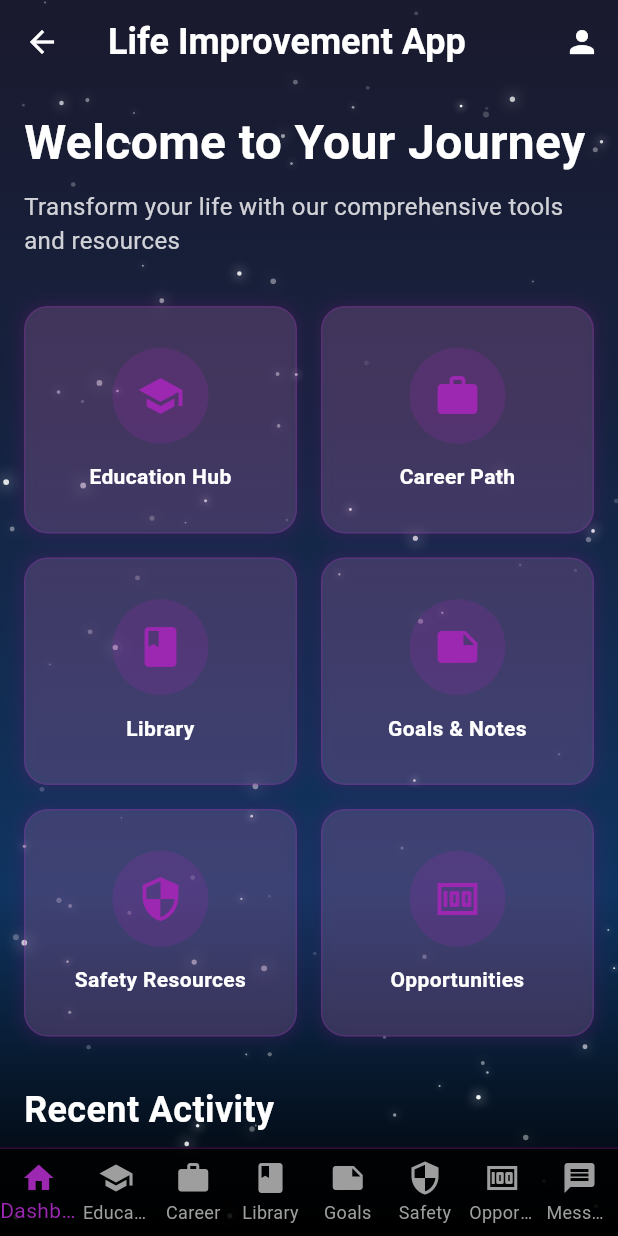
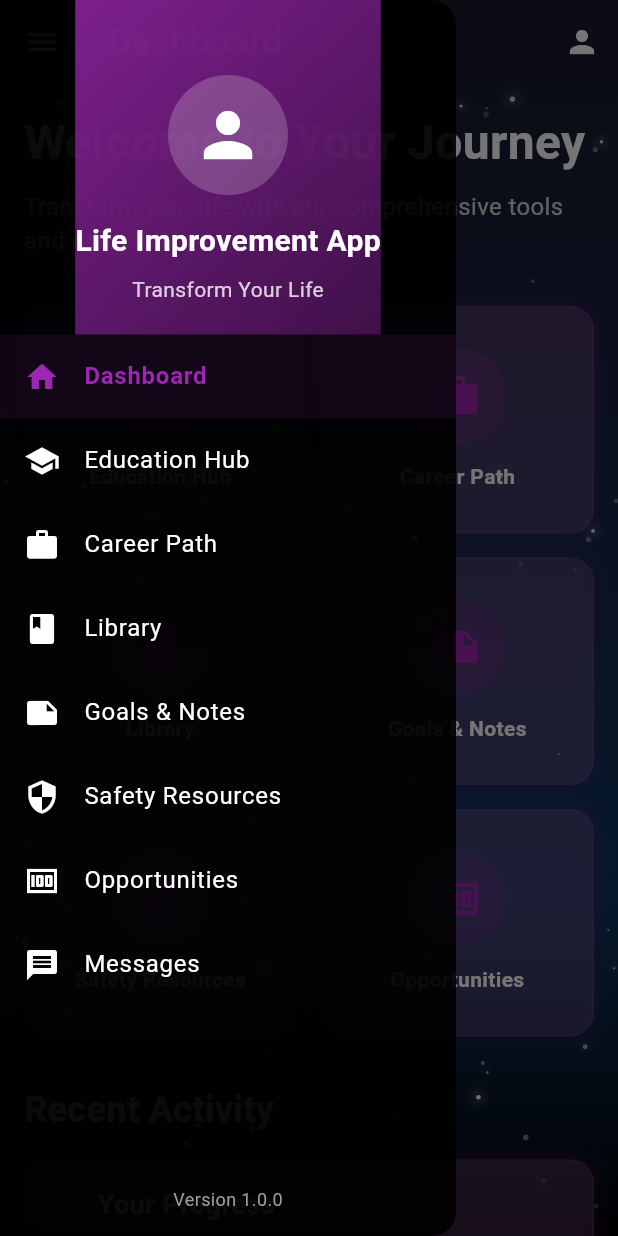
Before and after one commit to mzansiservices/skyra, a Flutter app: the HomeScreen screen opened directly, with the side drawer open (before the commit the screen has no drawer), on a phone screen of 412 x 824 dp. Run offline on Flutter 3.47's test engine with Material 3 defaults, Android fonts, the phone set to English and light mode, and no system bars; our stand-ins replace cloud_firestore, firebase_auth, firebase_core, geolocator, permission_handler; accounts and stored records are empty.

Commit message:
Refactor home screen navigation with drawer and improved screen management
Co-authored-by: dotsconsultants <dotsconsultants@gmail.com>

```diff
--- a/lib/main.dart
+++ b/lib/main.dart
@@ -122,7 +122,7 @@ class AuthWrapper extends StatelessWidget {
     if (authProvider.status == AuthStatus.authenticated) {
       return const HomeScreen();
     } else {
-      return const HomeScreen();
+      return const AuthScreen();
     }
   }
 }
--- a/lib/screens/home_screen.dart
+++ b/lib/screens/home_screen.dart
@@ -34,6 +34,28 @@ class _HomeScreenState extends State<HomeScreen> with TickerProviderStateMixin {
     const MessagesScreen(),
   ];
 
+  final List<String> _screenTitles = [
+    'Dashboard',
+    'Education Hub',
+    'Career Path',
+    'Library',
+    'Goals & Notes',
+    'Safety Resources',
+    'Opportunities',
+    'Messages',
+  ];
+
+  final List<IconData> _screenIcons = [
+    Icons.home,
+    Icons.school,
+    Icons.work,
+    Icons.book,
+    Icons.note,
+    Icons.security,
+    Icons.money,
+    Icons.message,
+  ];
+
   @override
   void initState() {
     super.initState();
@@ -53,13 +75,22 @@ class _HomeScreenState extends State<HomeScreen> with TickerProviderStateMixin {
     super.dispose();
   }
 
+  void _navigateToScreen(int index) {
+    setState(() {
+      _currentIndex = index;
+    });
+    _fadeController.reset();
+    _fadeController.forward();
+    Navigator.pop(context); // Close drawer
+  }
+
   @override
   Widget build(BuildContext context) {
     return AnimatedSkyBackground(
       child: Scaffold(
         backgroundColor: Colors.transparent,
         appBar: AppBar(
-          title: const Text('Life Improvement App'),
+          title: Text(_screenTitles[_currentIndex]),
           actions: [
             IconButton(
               icon: const Icon(Icons.person),
@@ -74,58 +105,101 @@ class _HomeScreenState extends State<HomeScreen> with TickerProviderStateMixin {
             ),
           ],
         ),
+        drawer: _buildDrawer(),
         body: FadeTransition(
           opacity: _fadeAnimation,
           child: _screens[_currentIndex],
         ),
-        bottomNavigationBar: Container(
+      ),
+    );
+  }
+
+  Widget _buildDrawer() {
+    return Drawer(
+      backgroundColor: Colors.black.withOpacity(0.9),
+      child: Column(
+        children: [
+          Container(
+            padding: const EdgeInsets.only(top: 50, bottom: 20),
             decoration: BoxDecoration(
-            color: Colors.black.withOpacity(0.8),
-            border: Border(
-              top: BorderSide(color: Colors.purple.withOpacity(0.3), width: 1),
+              gradient: LinearGradient(
+                begin: Alignment.topLeft,
+                end: Alignment.bottomRight,
+                colors: [
+                  Colors.purple.withOpacity(0.8),
+                  Colors.purple.withOpacity(0.4),
+                ],
               ),
             ),
-          child: BottomNavigationBar(
-            currentIndex: _currentIndex,
-            type: BottomNavigationBarType.fixed,
-            selectedItemColor: Colors.purple,
-            unselectedItemColor: Colors.grey,
-            backgroundColor: Colors.transparent,
-            elevation: 0,
-            onTap: (index) {
-              setState(() {
-                _currentIndex = index;
-              });
-              _fadeController.reset();
-              _fadeController.forward();
-            },
-            items: const [
-              BottomNavigationBarItem(
-                icon: Icon(Icons.home),
-                label: 'Dashboard',
+            child: Column(
+              children: [
+                Container(
+                  padding: const EdgeInsets.all(16),
+                  decoration: BoxDecoration(
+                    color: Colors.white.withOpacity(0.2),
+                    shape: BoxShape.circle,
                   ),
-              BottomNavigationBarItem(
-                icon: Icon(Icons.school),
-                label: 'Education',
+                  child: const Icon(
+                    Icons.person,
+                    size: 48,
+                    color: Colors.white,
                   ),
-              BottomNavigationBarItem(icon: Icon(Icons.work), label: 'Career'),
-              BottomNavigationBarItem(icon: Icon(Icons.book), label: 'Library'),
-              BottomNavigationBarItem(icon: Icon(Icons.note), label: 'Goals'),
-              BottomNavigationBarItem(
-                icon: Icon(Icons.security),
-                label: 'Safety',
                 ),
-              BottomNavigationBarItem(
-                icon: Icon(Icons.money),
-                label: 'Opportunities',
+                const SizedBox(height: 16),
+                const Text(
+                  'Life Improvement App',
+                  style: TextStyle(
+                    color: Colors.white,
+                    fontSize: 20,
+                    fontWeight: FontWeight.bold,
                   ),
-              BottomNavigationBarItem(
-                icon: Icon(Icons.message),
-                label: 'Messages',
+                ),
+                const SizedBox(height: 8),
+                Text(
+                  'Transform Your Life',
+                  style: TextStyle(
+                    color: Colors.white.withOpacity(0.8),
+                    fontSize: 14,
+                  ),
                 ),
               ],
             ),
           ),
+          Expanded(
+            child: ListView.builder(
+              padding: EdgeInsets.zero,
+              itemCount: _screens.length,
+              itemBuilder: (context, index) {
+                return ListTile(
+                  leading: Icon(
+                    _screenIcons[index],
+                    color: _currentIndex == index ? Colors.purple : Colors.white,
+                  ),
+                  title: Text(
+                    _screenTitles[index],
+                    style: TextStyle(
+                      color: _currentIndex == index ? Colors.purple : Colors.white,
+                      fontWeight: _currentIndex == index ? FontWeight.bold : FontWeight.normal,
+                    ),
+                  ),
+                  selected: _currentIndex == index,
+                  selectedTileColor: Colors.purple.withOpacity(0.1),
+                  onTap: () => _navigateToScreen(index),
+                );
+              },
+            ),
+          ),
+          Container(
+            padding: const EdgeInsets.all(16),
+            child: const Text(
+              'Version 1.0.0',
+              style: TextStyle(
+                color: Colors.grey,
+                fontSize: 12,
+              ),
+            ),
+          ),
+        ],
       ),
     );
   }
@@ -203,37 +277,37 @@ class _DashboardScreenState extends State<DashboardScreen>
                   'Education Hub',
                   Icons.school,
                   Colors.purple,
-                  () => _navigateToScreen(1),
+                  () => _navigateToScreen(context, 1),
                 ),
                 _buildQuickActionCard(
                   'Career Path',
                   Icons.work,
                   Colors.purple,
-                  () => _navigateToScreen(2),
+                  () => _navigateToScreen(context, 2),
                 ),
                 _buildQuickActionCard(
                   'Library',
                   Icons.book,
                   Colors.purple,
-                  () => _navigateToScreen(3),
+                  () => _navigateToScreen(context, 3),
                 ),
                 _buildQuickActionCard(
                   'Goals & Notes',
                   Icons.note,
                   Colors.purple,
-                  () => _navigateToScreen(4),
+                  () => _navigateToScreen(context, 4),
                 ),
                 _buildQuickActionCard(
                   'Safety Resources',
                   Icons.security,
                   Colors.purple,
-                  () => _navigateToScreen(5),
+                  () => _navigateToScreen(context, 5),
                 ),
                 _buildQuickActionCard(
                   'Opportunities',
                   Icons.money,
                   Colors.purple,
-                  () => _navigateToScreen(6),
+                  () => _navigateToScreen(context, 6),
                 ),
               ],
             ),
@@ -351,37 +425,11 @@ class _DashboardScreenState extends State<DashboardScreen>
     );
   }
 
-  void _navigateToScreen(int index) {
-    // This would need to be implemented to navigate to specific screens
-    // For now, we'll just show a snackbar
-    ScaffoldMessenger.of(context).showSnackBar(
-      SnackBar(
-        content: Text('Navigating to ${_getScreenName(index)}'),
-        backgroundColor: Colors.purple,
-      ),
-    );
-  }
-
-  String _getScreenName(int index) {
-    switch (index) {
-      case 0:
-        return 'Dashboard';
-      case 1:
-        return 'Education Hub';
-      case 2:
-        return 'Career Path';
-      case 3:
-        return 'Library';
-      case 4:
-        return 'Goals & Notes';
-      case 5:
-        return 'Safety Resources';
-      case 6:
-        return 'Opportunities';
-      case 7:
-        return 'Messages';
-      default:
-        return 'Unknown';
+  void _navigateToScreen(BuildContext context, int index) {
+    // Find the HomeScreen and update its current index
+    final homeScreenState = context.findAncestorStateOfType<_HomeScreenState>();
+    if (homeScreenState != null) {
+      homeScreenState._navigateToScreen(index);
     }
   }
 }
```
Also changed, not shown: lib/providers/user_provider.dart (+17 -11 lines). Lines whose indentation alone changed are shown as unchanged.
